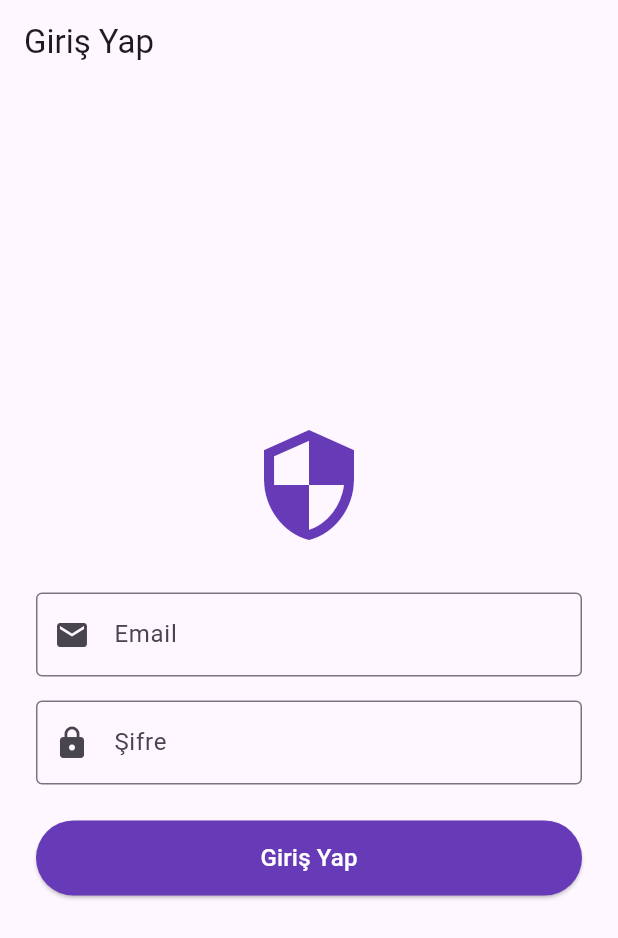
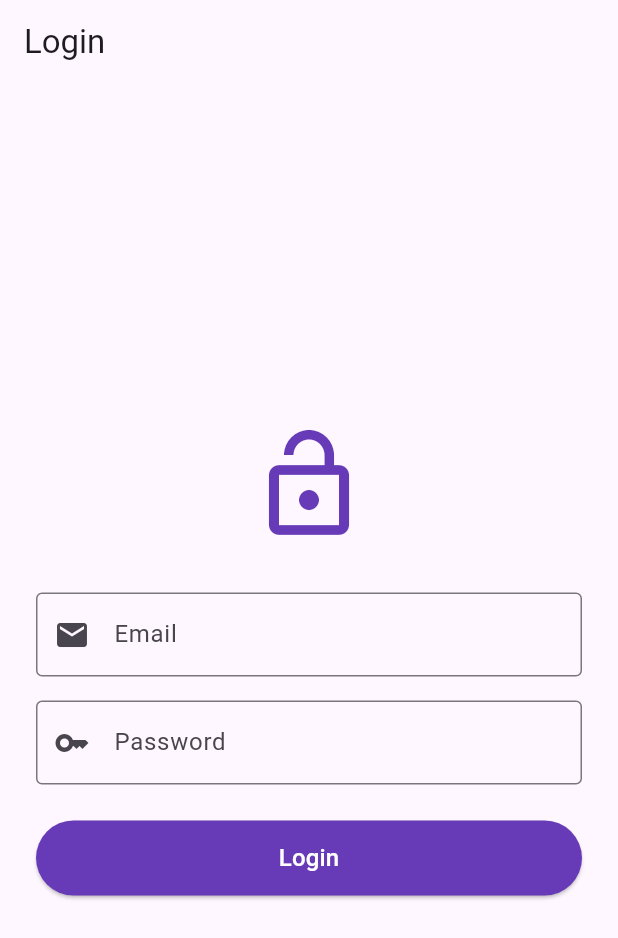
Before and after one commit to gorkem91/myvia, a Flutter app: the screen it shows after launch, on a phone screen of 412 x 824 dp. Shown: the top 938 px of the screen. Run offline on Flutter 3.47's test engine with Material 3 defaults, Android fonts, the phone set to English and light mode, and no system bars; our stand-ins replace firebase_auth, firebase_core, flutter_markdown, flutter_riverpod, google_generative_ai, image_picker; accounts and stored records are empty; generated files the repository leaves out were written again.

```diff
--- a/lib/features/auth/presentation/login_screen.dart
+++ b/lib/features/auth/presentation/login_screen.dart
@@ -1,5 +1,6 @@
 import 'package:flutter/material.dart';
 import 'package:flutter_riverpod/flutter_riverpod.dart';
+import 'package:firebase_auth/firebase_auth.dart';
 import 'auth_controller.dart';
 
 class LoginScreen extends ConsumerStatefulWidget {
@@ -24,37 +25,35 @@ class _LoginScreenState extends ConsumerState<LoginScreen> {
   Widget build(BuildContext context) {
     final authState = ref.watch(authControllerProvider);
 
-
-    ref.listen(authControllerProvider, (previous, next) {
+    ref.listen<AsyncValue<User?>>(authControllerProvider, (previous, next) {
       if (next.hasError) {
         String errorMessage = next.error.toString();
-        if (errorMessage.contains(']')) {
-          errorMessage = errorMessage.split(']').last.trim();
+        if (next.error is FirebaseAuthException) {
+          errorMessage = (next.error as FirebaseAuthException).message ?? "An unknown error occurred";
         }
 
         ScaffoldMessenger.of(context).showSnackBar(
           SnackBar(
-            content: Text(
-              "HATA: $errorMessage",
-              style: const TextStyle(color: Colors.white, fontWeight: FontWeight.bold),
-            ),
+            content: Text(errorMessage, style: const TextStyle(color: Colors.white)),
             backgroundColor: Colors.red,
-            duration: const Duration(seconds: 4),
           ),
+        );
+      } else if (next.value != null) {
+        ScaffoldMessenger.of(context).showSnackBar(
+          const SnackBar(content: Text('Login Successful!'), backgroundColor: Colors.green),
         );
       }
     });
-    // -------------------------------------
 
     return Scaffold(
-      appBar: AppBar(title: const Text('Giriş Yap')),
+      appBar: AppBar(title: const Text('Login')),
       body: Center(
         child: SingleChildScrollView(
           padding: const EdgeInsets.all(24),
           child: Column(
             mainAxisAlignment: MainAxisAlignment.center,
             children: [
-              const Icon(Icons.security, size: 80, color: Colors.deepPurple),
+              const Icon(Icons.lock_open, size: 80, color: Colors.deepPurple),
               const SizedBox(height: 32),
               TextField(
                 controller: emailController,
@@ -69,9 +68,9 @@ class _LoginScreenState extends ConsumerState<LoginScreen> {
               TextField(
                 controller: passwordController,
                 decoration: const InputDecoration(
-                  labelText: 'Şifre',
+                  labelText: 'Password',
                   border: OutlineInputBorder(),
-                  prefixIcon: Icon(Icons.lock),
+                  prefixIcon: Icon(Icons.key),
                 ),
                 obscureText: true,
               ),
@@ -83,7 +82,6 @@ class _LoginScreenState extends ConsumerState<LoginScreen> {
                   onPressed: authState.isLoading
                       ? null
                       : () {
-                          // Controller'ı tetikle
                           ref.read(authControllerProvider.notifier).signIn(
                                 emailController.text.trim(),
                                 passwordController.text.trim(),
@@ -95,7 +93,7 @@ class _LoginScreenState extends ConsumerState<LoginScreen> {
                   ),
                   child: authState.isLoading
                       ? const CircularProgressIndicator(color: Colors.white)
-                      : const Text('Giriş Yap', style: TextStyle(fontSize: 16)),
+                      : const Text('Login', style: TextStyle(fontSize: 16)),
                 ),
               ),
             ],
```
Also changed, not shown: 1 other file.
